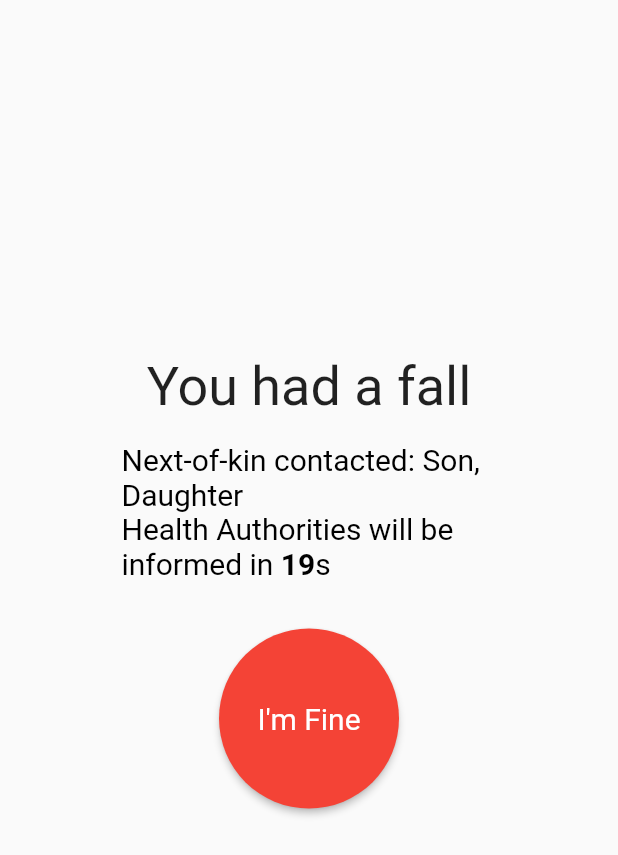
After one commit to zS1L3NT/dart-flutter-aendant, a Flutter app: the TimerScreen screen opened directly, on a phone screen of 412 x 824 dp. The commit adds this screen. Shown: the top 855 px of the screen. Run offline on Flutter 3.47's test engine with Material 2 defaults, Android fonts, the phone set to English and light mode, and no system bars; missing offline and left inert: shake.

Commit message:
✨ faller screen

```diff
--- /dev/null
+++ b/lib/features/timer/screens/timer_screen.dart
@@ -0,0 +1,87 @@
+import 'package:flutter/material.dart';
+
+class TimerScreen extends StatefulWidget {
+  const TimerScreen({Key? key}) : super(key: key);
+
+  @override
+  State<TimerScreen> createState() => _TimerScreenState();
+}
+
+class _TimerScreenState extends State<TimerScreen> {
+  int time = 20;
+
+  @override
+  void initState() {
+    super.initState();
+
+    Future.delayed(const Duration(seconds: 1), decrement);
+  }
+
+  void decrement() {
+    if (!mounted) return;
+
+    if (time > 0) {
+      setState(() {
+        time--;
+      });
+      Future.delayed(const Duration(seconds: 1), decrement);
+    } else {}
+  }
+
+  @override
+  Widget build(BuildContext context) {
+    return Scaffold(
+      body: SafeArea(
+        child: Center(
+          child: SizedBox(
+            height: 350,
+            width: 250,
+            child: Column(
+              children: [
+                const Text(
+                  "You had a fall",
+                  style: TextStyle(fontSize: 36),
+                ),
+                const SizedBox(height: 16),
+                RichText(
+                  text: TextSpan(
+                    children: [
+                      const TextSpan(text: "Next-of-kin contacted: Son, Daughter\n"),
+                      const TextSpan(text: "Health Authorities will be informed in "),
+                      TextSpan(
+                        text: time.toString(),
+                        style: const TextStyle(fontWeight: FontWeight.bold),
+                      ),
+                      const TextSpan(text: "s"),
+                    ],
+                    style: const TextStyle(
+                      fontSize: 20,
+                      color: Colors.black,
+                    ),
+                  ),
+                ),
+                const SizedBox(height: 32),
+                ElevatedButton(
+                  onPressed: () {
+                    Navigator.of(context).pop();
+                  },
+                  child: const Text("I'm Fine"),
+                  style: ElevatedButton.styleFrom(
+                    fixedSize: const Size(120, 120),
+                    shape: const CircleBorder(),
+                    padding: const EdgeInsets.all(20),
+                    primary: Colors.red,
+                    onPrimary: Colors.white,
+                    textStyle: const TextStyle(
+                      fontSize: 20,
+                    ),
+                  ),
+                ),
+              ],
+            ),
+          ),
+        ),
+      ),
+    );
+  }
+}
--- /dev/null
+++ b/lib/features/timer/timer.dart
@@ -0,0 +1 @@
+export 'screens/timer_screen.dart';
--- a/pubspec.yaml
+++ b/pubspec.yaml
@@ -34,6 +34,7 @@ dependencies:
   # The following adds the Cupertino Icons font to your application.
   # Use with the CupertinoIcons class for iOS style icons.
   cupertino_icons: ^1.0.2
+  shake: ^2.1.0
 
 dev_dependencies:
   flutter_test:
```
Also changed, not shown: lib/app.dart (+6 -3 lines), lib/features/home/screens/home_screen.dart (+54 -1 lines), pubspec.lock.
